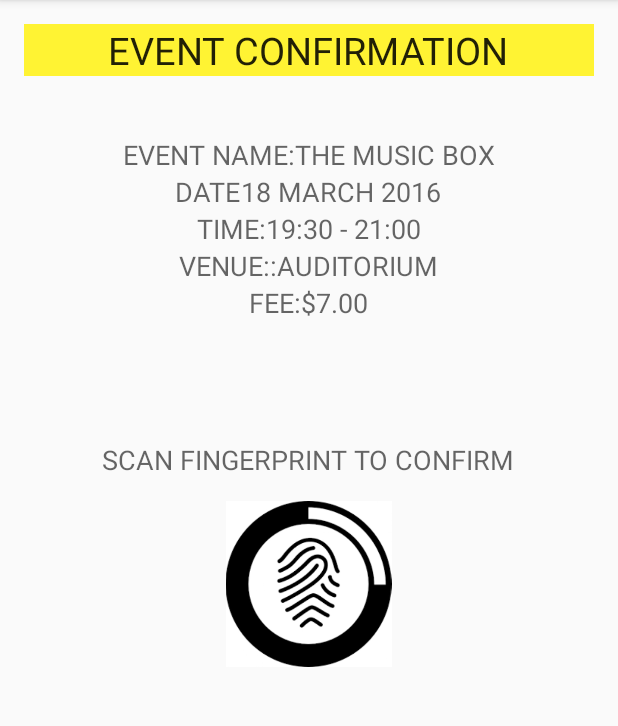
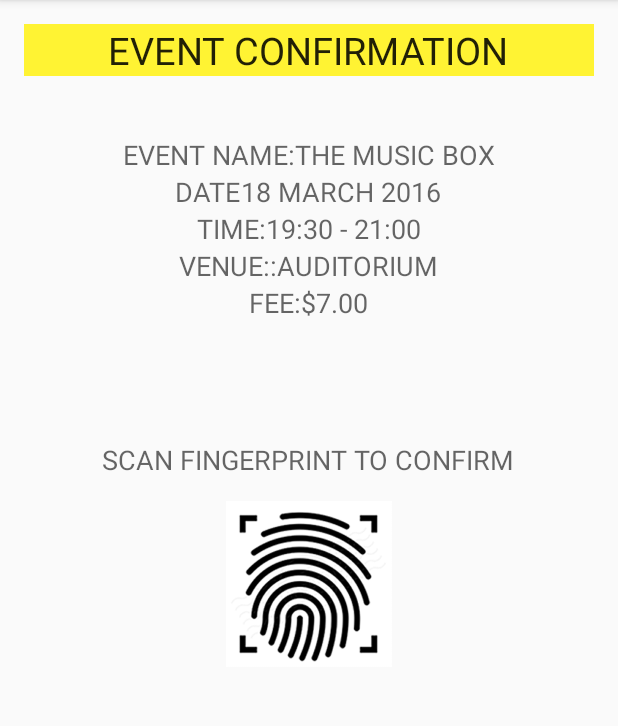
Before and after one commit to dabinlee708/Dots, an Android app: the paymentActivity screen opened directly, with no data from a screen before it, on a phone screen of 412 x 824 dp, the part 84-810 px from its top. Run offline under Robolectric (Android 15) with nearby library versions, the phone set to English and light mode, and no system bars.

Commit message:
add logos and backgrounds

```diff
--- a/app/src/main/res/layout/activity_loading.xml
+++ b/app/src/main/res/layout/activity_loading.xml
@@ -7,7 +7,7 @@
     android:paddingLeft="@dimen/activity_horizontal_margin"
     android:paddingRight="@dimen/activity_horizontal_margin"
     android:paddingTop="@dimen/activity_vertical_margin"
-    android:background="@drawable/loginscreen"
+    android:background="@drawable/loginScreen"
     tools:context="com.projects.ui.tldr.loadingActivity"
     android:orientation="vertical">
 
@@ -36,7 +36,7 @@
         android:id="@+id/imageView"
         android:layout_gravity="center_horizontal"
         android:gravity="center"
-        android:src="@drawable/hh"
+        android:src="@drawable/hhCircle"
         android:layout_marginTop="10dp" />
 
 
--- a/app/src/main/res/layout/activity_main.xml
+++ b/app/src/main/res/layout/activity_main.xml
@@ -9,14 +9,14 @@
     android:paddingTop="@dimen/activity_vertical_margin"
     tools:context="com.projects.ui.tldr.MainActivity"
     android:orientation="vertical"
-    android:background="@drawable/loginscreen">
+    android:background="@drawable/loginScreen">
 
     <ImageView
         android:layout_width="105dp"
         android:layout_height="122dp"
         android:id="@+id/imageView"
         android:layout_gravity="center_horizontal"
-        android:src="@drawable/dots"
+        android:src="@drawable/logo"
         android:layout_marginTop="50dp" />
 
     <LinearLayout
--- a/app/src/main/res/layout/activity_payment.xml
+++ b/app/src/main/res/layout/activity_payment.xml
@@ -166,7 +166,7 @@
         android:layout_height="126dp"
         android:id="@+id/imageView2"
         android:layout_gravity="center_horizontal"
-        android:src="@drawable/print"
+        android:src="@drawable/fingerprint"
         android:paddingTop="15dp" />
 
 
```
Also changed, not shown: app/gradle/wrapper/gradle-wrapper.properties (added), app/src/main/res/drawable/defaultLoginScreen.jpg (renamed from app/src/main/res/drawable/loginScreen.jpg), app/src/main/res/drawable/fingerprint.png (added), app/src/main/res/drawable/hhCircle.png (added), app/src/main/res/drawable/loginScreen.png (added), app/src/main/res/drawable/logo.png (added), app/src/main/res/drawable/mainScreen.png (added), 4 other files.
